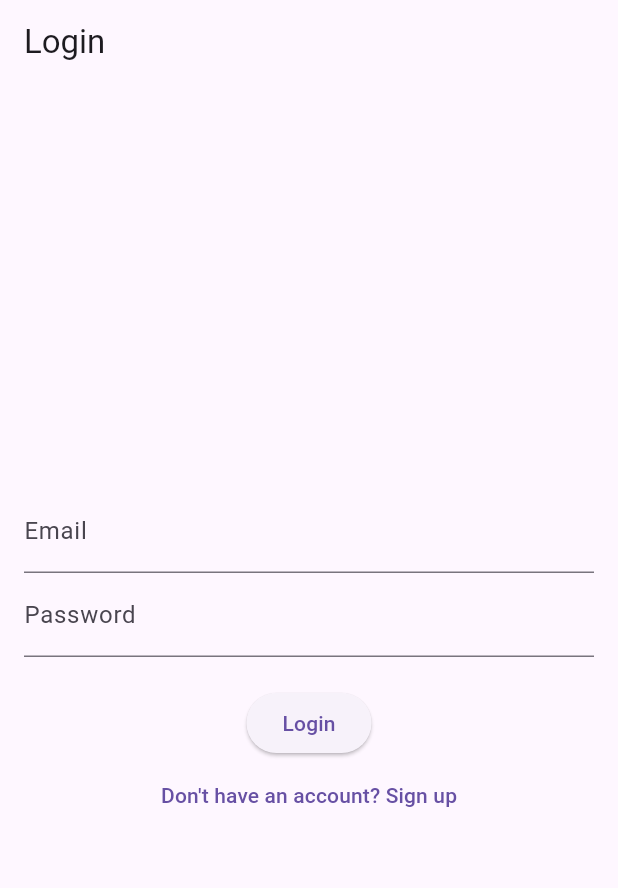
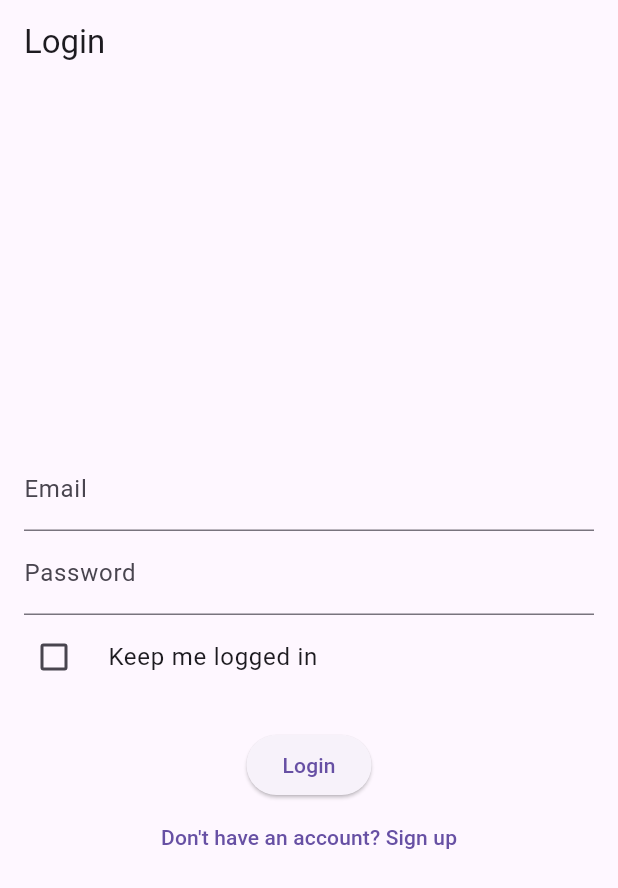
Before and after one commit to ArthurLanna36/password_manager, a Flutter app: the screen it shows after launch, on a phone screen of 412 x 824 dp. Shown: the top 888 px of the screen. Run offline on Flutter 3.47's test engine with Material 3 defaults, Android fonts, the phone set to English and light mode, and no system bars; our stand-ins replace cloud_firestore, firebase_auth, firebase_core, flutter_secure_storage; missing offline and left inert: encrypt; accounts and stored records are empty.

Commit message:
feat: Enhance authentication flow with secure storage for user sessions and "Keep me logged in" feature

```diff
--- a/lib/login_page.dart
+++ b/lib/login_page.dart
@@ -1,5 +1,7 @@
+// lib/login_page.dart
 import 'package:flutter/material.dart';
 import 'package:firebase_auth/firebase_auth.dart';
+import 'package:flutter_secure_storage/flutter_secure_storage.dart'; // Import secure storage
 import 'signup_page.dart';
 
 class LoginPage extends StatefulWidget {
@@ -13,6 +15,13 @@ class _LoginPageState extends State<LoginPage> {
   final _emailController = TextEditingController();
   final _passwordController = TextEditingController();
   final _auth = FirebaseAuth.instance;
+  final _storage = const FlutterSecureStorage(
+    webOptions: WebOptions(
+      dbName: "PasswordManager",
+      publicKey: "PasswordManager",
+    ),
+  );
+  bool _keepLoggedIn = false;
 
   Future<void> _login() async {
     try {
@@ -20,6 +29,12 @@ class _LoginPageState extends State<LoginPage> {
         email: _emailController.text,
         password: _passwordController.text,
       );
+
+      // If "Keep me logged in" is checked, save a value to secure storage.
+      if (_keepLoggedIn) {
+        await _storage.write(key: 'user_session', value: 'true');
+      }
+
     } on FirebaseAuthException catch (e) {
       if (mounted) {
         ScaffoldMessenger.of(context).showSnackBar(
@@ -48,6 +63,18 @@ class _LoginPageState extends State<LoginPage> {
               decoration: const InputDecoration(labelText: 'Password'),
               obscureText: true,
             ),
+            // Add the Checkbox here
+            CheckboxListTile(
+              title: const Text('Keep me logged in'),
+              value: _keepLoggedIn,
+              onChanged: (bool? value) {
+                setState(() {
+                  _keepLoggedIn = value ?? false;
+                });
+              },
+              controlAffinity: ListTileControlAffinity.leading,
+              contentPadding: EdgeInsets.zero,
+            ),
             const SizedBox(height: 20),
             ElevatedButton(
               onPressed: _login,
--- a/lib/main.dart
+++ b/lib/main.dart
@@ -1,5 +1,7 @@
+// lib/main.dart
 import 'package:flutter/material.dart';
 import 'package:firebase_core/firebase_core.dart';
+import 'package:flutter_secure_storage/flutter_secure_storage.dart';
 import 'package:password_manager/vault/vault_screen.dart';
 import 'firebase_options.dart';
 import 'package:firebase_auth/firebase_auth.dart';
@@ -18,24 +20,53 @@ void main() async {
 
 class MainApp extends StatelessWidget {
   const MainApp({super.key});
+  final _storage = const FlutterSecureStorage(
+    webOptions: WebOptions(
+      dbName: "PasswordManager",
+      publicKey: "PasswordManager",
+    ),
+  );
+
+  // This future checks if a session exists
+  Future<bool> _hasSession() async {
+    final session = await _storage.read(key: 'user_session');
+    return session == 'true';
+  }
 
   @override
   Widget build(BuildContext context) {
     return MaterialApp(
       debugShowCheckedModeBanner: false,
-      home: StreamBuilder<User?>(
-        stream: FirebaseAuth.instance.authStateChanges(),
-        builder: (context, snapshot) {
-          if (snapshot.hasData) {
+      home: FutureBuilder<bool>(
+        future: _hasSession(),
+        builder: (context, sessionSnapshot) {
+          // Wait for the session check to complete
+          if (sessionSnapshot.connectionState == ConnectionState.waiting) {
+            return const Scaffold(body: Center(child: CircularProgressIndicator()));
+          }
+
+          // If a session exists, go to the main page. Otherwise, check auth state.
+          if (sessionSnapshot.data == true) {
             return const MainPage();
           }
-          return const LoginPage();
+
+          // Default behavior: check Firebase Auth state
+          return StreamBuilder<User?>(
+            stream: FirebaseAuth.instance.authStateChanges(),
+            builder: (context, authSnapshot) {
+              if (authSnapshot.hasData) {
+                return const MainPage();
+              }
+              return const LoginPage();
+            },
+          );
         },
       ),
     );
   }
 }
 
+// ... Keep the rest of main.dart the same ...
 class MainPage extends StatefulWidget {
   const MainPage({super.key});
 
```
Also changed, not shown: lib/home_page.dart (+11 -2 lines), 2 other files.
